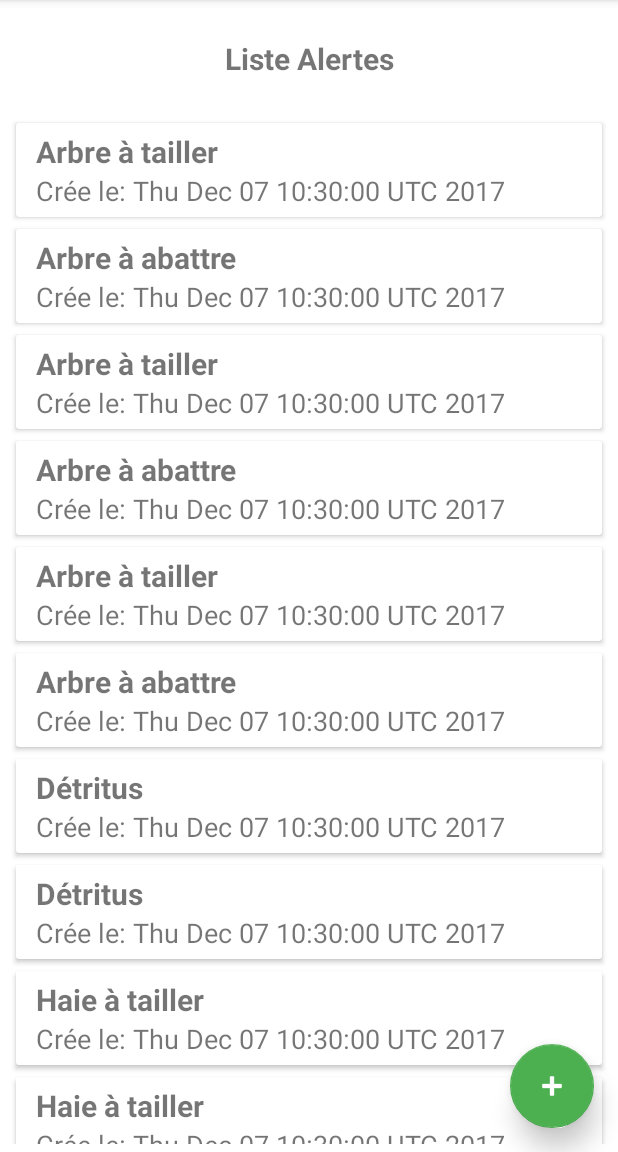
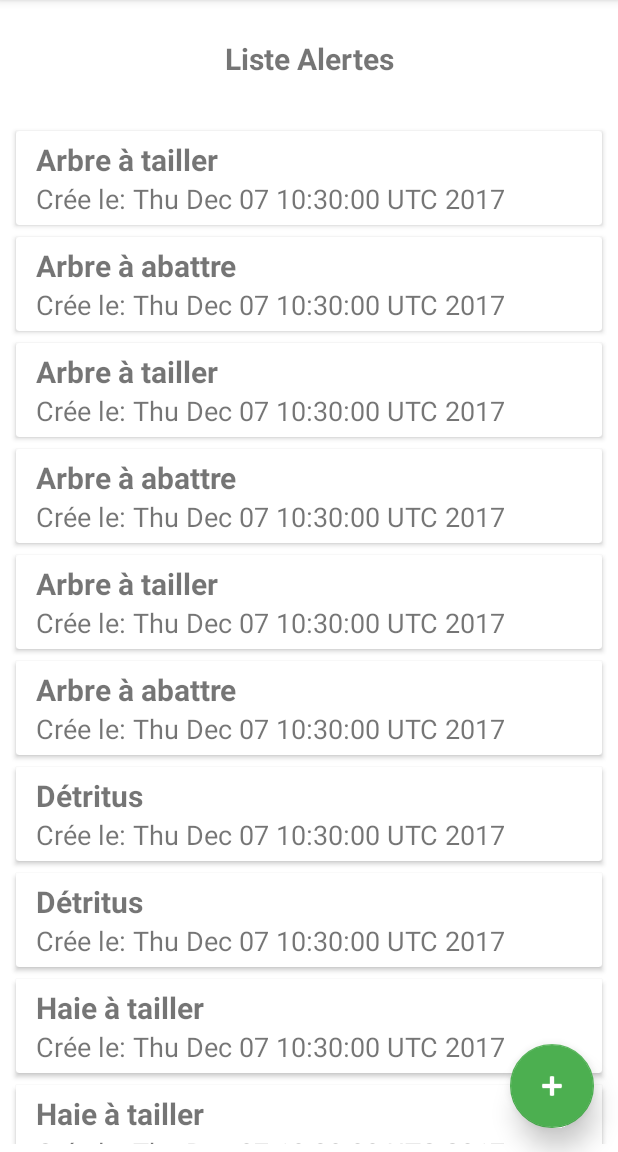
Before and after one commit to Sparow199/CampusAlert, an Android app: the screen it shows after launch (MainActivity), on a phone screen of 412 x 824 dp, the part 84-1236 px from its top. Run offline under Robolectric (Android 15) with nearby library versions, the phone set to English and light mode, and no system bars; our stand-ins replace Room's generated code, data binding; 2 statements that could not run were skipped.

```diff
--- a/app/src/main/res/layout/fragment_alert_list.xml
+++ b/app/src/main/res/layout/fragment_alert_list.xml
@@ -55,9 +55,10 @@
                 android:id="@+id/alert_list"
                 android:layout_width="match_parent"
                 android:layout_height="match_parent"
-                android:layout_marginTop="10dp"
                 android:layout_marginBottom="5dp"
+                android:layout_marginTop="5dp"
                 android:contentDescription="@string/alert_list"
+                android:paddingTop="10dp"
                 app:layoutManager="LinearLayoutManager"/>
 
         </LinearLayout>
```
Also changed, not shown: app/src/main/java/lahzouz/com/campusalert/view/ui/AlertFragment.java (+68 -47 lines), app/src/main/res/drawable-hdpi/ic_warning_white_48dp.png (added), app/src/main/res/drawable-mdpi/ic_warning_white_48dp.png (added), app/src/main/res/drawable-xhdpi/ic_warning_white_48dp.png (added), app/src/main/res/drawable-xxhdpi/ic_warning_white_48dp.png (added), app/src/main/res/drawable-xxxhdpi/ic_warning_white_48dp.png (added).
